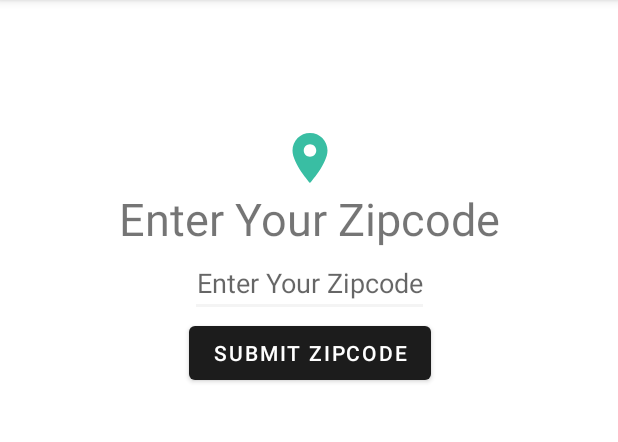
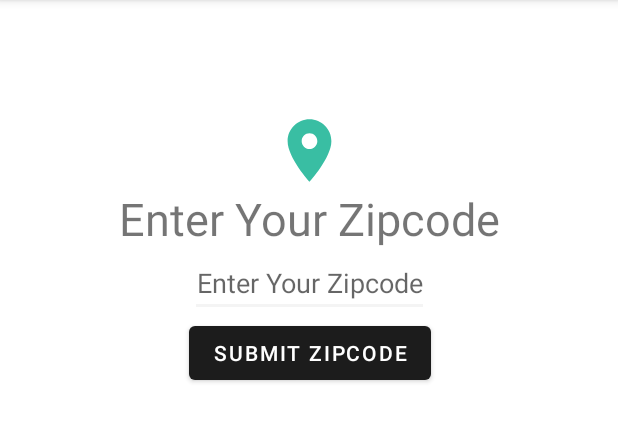
Before and after one commit to Gunkhair5/AD340_1, an Android app: the screen it shows after launch (MainActivity), on a phone screen of 412 x 824 dp, the part 84-526 px from its top. Run offline under Robolectric (Android 15) with nearby library versions, the phone set to English and light mode, and no system bars.

Commit message:
Nambahin size dp untuk view, sp untuk teks

```diff
--- a/app/src/main/res/values/dimens.xml
+++ b/app/src/main/res/values/dimens.xml
@@ -1,5 +1,5 @@
 <?xml version="1.0" encoding="utf-8"?>
 <resources>
     <dimen name="title_text_height">30sp</dimen>
-    <dimen name="size_icon">40dp</dimen>
+    <dimen name="size_icon">50dp</dimen>
 </resources>
```
